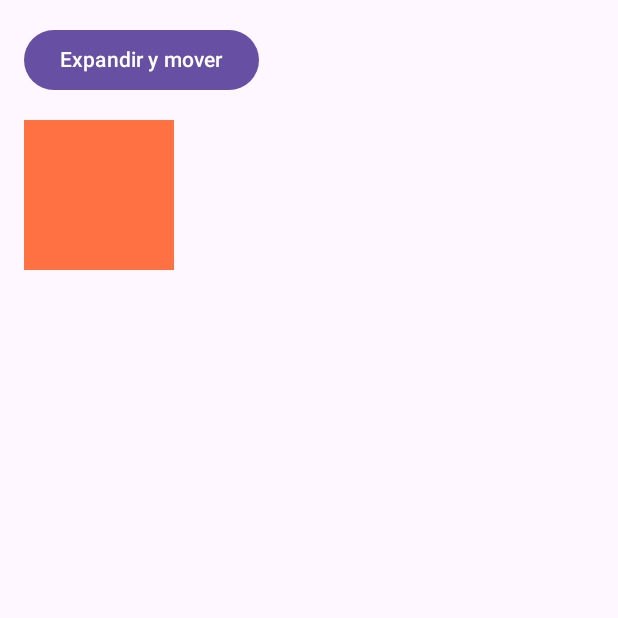
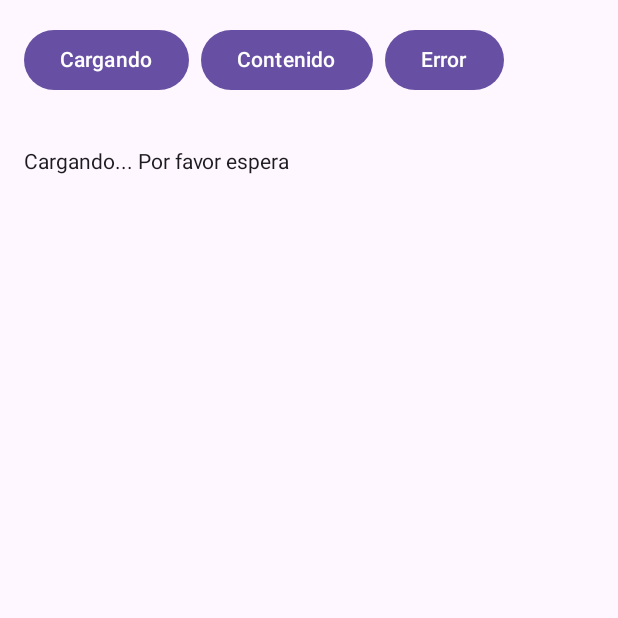
Before and after one commit to fatux-cr/Lab13, an Android app built with Jetpack Compose: the screen it shows after launch (MainActivity), on a phone screen of 412 x 824 dp, the top half of it. Run offline under Robolectric (Android 15) with nearby library versions, the phone set to English and light mode, and no system bars.

Commit message:
Create AnimatedContentScreen

```diff
--- a/app/src/main/java/com/example/lab13/MainActivity.kt
+++ b/app/src/main/java/com/example/lab13/MainActivity.kt
@@ -7,7 +7,7 @@ import androidx.compose.material3.Surface
 import com.example.lab13.ui.AnimatedVisibilityScreen
 import com.example.lab13.ui.AnimateColorScreen
 import com.example.lab13.ui.AnimateSizePositionScreen
-//import com.example.lab13.ui.AnimatedContentScreen
+import com.example.lab13.ui.AnimatedContentScreen
 //import com.example.lab13.ui.CombinedAnimationsScreen
 
 class MainActivity : ComponentActivity() {
@@ -17,8 +17,8 @@ class MainActivity : ComponentActivity() {
             Surface {
                 //AnimatedVisibilityScreen()
                 //AnimateColorScreen()
-                AnimateSizePositionScreen()
-                //AnimatedContentScreen()
+                //AnimateSizePositionScreen()
+                AnimatedContentScreen()
                 //CombinedAnimationsScreen()
             }
         }
--- /dev/null
+++ b/app/src/main/java/com/example/lab13/ui/AnimatedContentScreen.kt
@@ -0,0 +1,51 @@
+package com.example.lab13.ui
+
+import androidx.compose.animation.*
+import androidx.compose.animation.core.tween
+import androidx.compose.foundation.layout.*
+import androidx.compose.material3.Button
+import androidx.compose.material3.Text
+import androidx.compose.runtime.*
+import androidx.compose.ui.Modifier
+import androidx.compose.ui.unit.dp
+import androidx.compose.runtime.Composable
+
+enum class ScreenState { LOADING, CONTENT, ERROR }
+
+@OptIn(ExperimentalAnimationApi::class)
+@Composable
+fun AnimatedContentScreen() {
+    var state by remember { mutableStateOf(ScreenState.LOADING) }
+
+    Column(
+        modifier = Modifier
+            .fillMaxSize()
+            .padding(16.dp),
+        verticalArrangement = Arrangement.spacedBy(12.dp)
+    ) {
+        Row(horizontalArrangement = Arrangement.spacedBy(8.dp)) {
+            Button(onClick = { state = ScreenState.LOADING }) { Text("Cargando") }
+            Button(onClick = { state = ScreenState.CONTENT }) { Text("Contenido") }
+            Button(onClick = { state = ScreenState.ERROR }) { Text("Error") }
+        }
+
+        AnimatedContent(
+            targetState = state,
+            transitionSpec = {
+                fadeIn(animationSpec = tween(300)) with fadeOut(animationSpec = tween(200))
+            }
+        ) { target ->
+            when (target) {
+                ScreenState.LOADING -> {
+                    Text("Cargando... Por favor espera", modifier = Modifier.padding(top = 24.dp))
+                }
+                ScreenState.CONTENT -> {
+                    Text("Contenido cargado correctamente", modifier = Modifier.padding(top = 24.dp))
+                }
+                ScreenState.ERROR -> {
+                    Text("Ocurrió un error. Intenta de nuevo.", modifier = Modifier.padding(top = 24.dp))
+                }
+            }
+        }
+    }
+}
```
